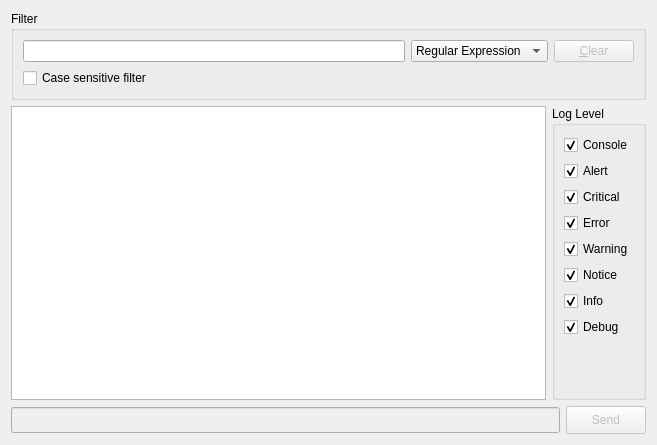
This is jmesquita/fsgui/src/plugins/consoleplugin/consoletabwidget.ui in freeswitch/freeswitch-contrib as Qt 5 draws it before an edit. The edited form follows.
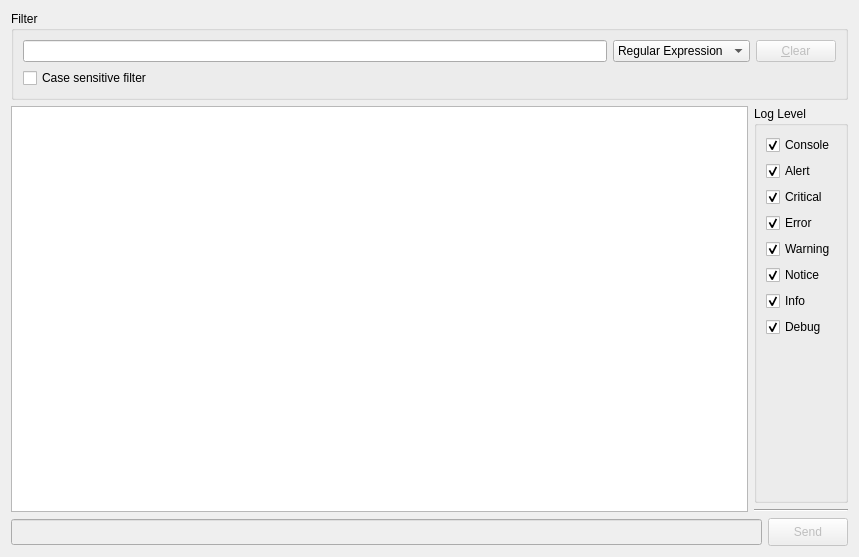
This is the edited form.

The edit to the form file:
```diff
--- a/jmesquita/fsgui/src/plugins/consoleplugin/consoletabwidget.ui
+++ b/jmesquita/fsgui/src/plugins/consoleplugin/consoletabwidget.ui
@@ -6,14 +6,14 @@
    <rect>
     <x>0</x>
     <y>0</y>
-    <width>657</width>
-    <height>445</height>
+    <width>859</width>
+    <height>557</height>
    </rect>
   </property>
   <property name="windowTitle">
    <string>Form</string>
   </property>
-  <layout class="QVBoxLayout" name="verticalLayout_3">
+  <layout class="QVBoxLayout" name="verticalLayout_6">
    <item>
     <widget class="QGroupBox" name="groupBox_2">
      <property name="title">
@@ -111,6 +111,8 @@
       </widget>
      </item>
      <item>
+      <layout class="QVBoxLayout" name="verticalLayout_3">
+       <item>
       <widget class="QGroupBox" name="groupBox">
        <property name="maximumSize">
         <size>
@@ -217,6 +219,15 @@
         </item>
        </layout>
       </widget>
+       </item>
+       <item>
+        <widget class="Line" name="line">
+         <property name="orientation">
+          <enum>Qt::Horizontal</enum>
+         </property>
+        </widget>
+       </item>
+      </layout>
      </item>
     </layout>
    </item>
```
Lines whose indentation alone changed are shown as unchanged.
